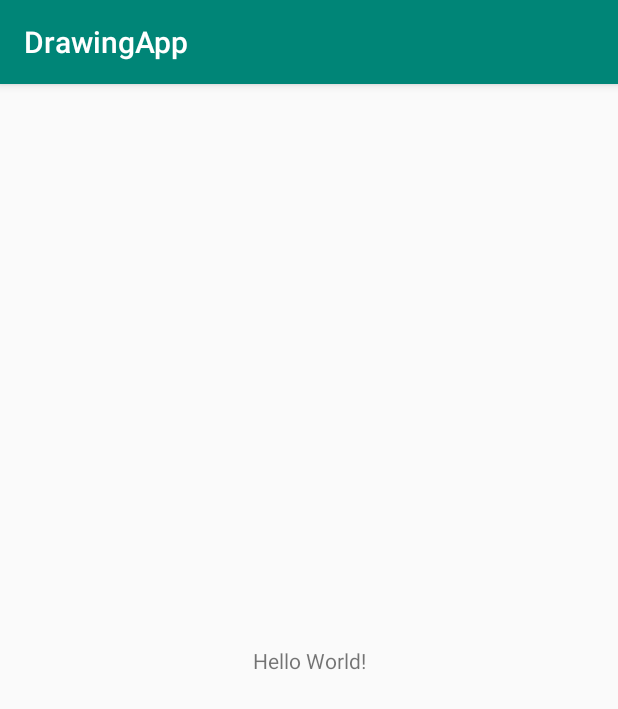
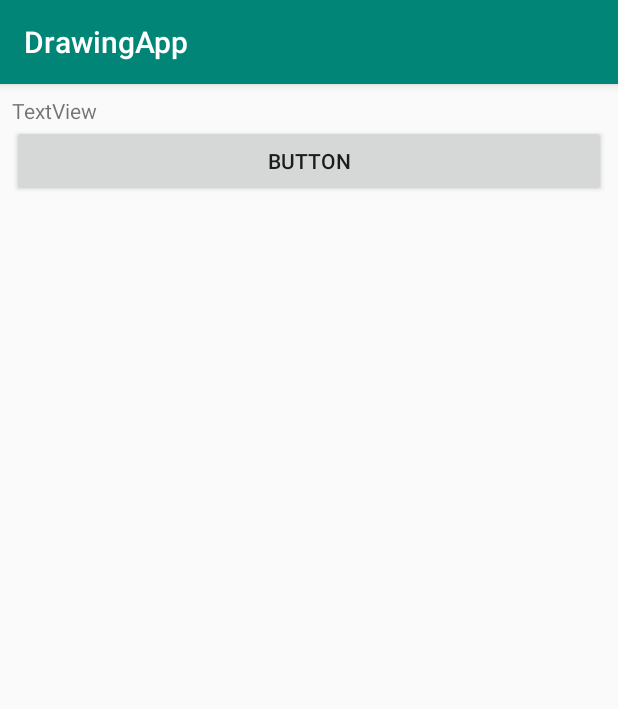
Before and after one commit to mcarnahan2/DrawingApp, an Android app: the screen it shows after launch (MainActivity), on a phone screen of 412 x 824 dp. Shown: the top 709 px of the screen. Run offline under Robolectric (Android 15) with nearby library versions, the phone set to English and light mode, and no system bars.

Commit message:
Added code to allow the image selected to be from the phone's gallery.

```diff
--- a/app/src/main/AndroidManifest.xml
+++ b/app/src/main/AndroidManifest.xml
@@ -1,7 +1,8 @@
 <?xml version="1.0" encoding="utf-8"?>
 <manifest xmlns:android="http://schemas.android.com/apk/res/android"
     package="edu.apsu.drawingapp">
-
+    <uses-permission android:name="android.permission.MANAGE_DOCUMENTS" />
+    <uses-permission android:name="android.permission.READ_EXTERNAL_STORAGE" />
     <application
         android:allowBackup="true"
         android:icon="@mipmap/ic_launcher"
@@ -14,8 +15,11 @@
                 <action android:name="android.intent.action.MAIN" />
 
                 <category android:name="android.intent.category.LAUNCHER" />
+
             </intent-filter>
         </activity>
+
+
     </application>
 
 </manifest>
--- a/app/src/main/java/edu/apsu/drawingapp/MainActivity.java
+++ b/app/src/main/java/edu/apsu/drawingapp/MainActivity.java
@@ -1,13 +1,60 @@
 package edu.apsu.drawingapp;
 
+import android.content.Intent;
+import android.graphics.Bitmap;
+import android.graphics.BitmapFactory;
+import android.net.Uri;
+import android.provider.MediaStore;
+import android.support.annotation.Nullable;
 import android.support.v7.app.AppCompatActivity;
 import android.os.Bundle;
+import android.view.View;
+import android.widget.Button;
+import android.widget.ImageView;
+import android.widget.TextView;
+
+import java.io.FileNotFoundException;
 
 public class MainActivity extends AppCompatActivity {
 
+    ImageView targetImage;
+    TextView textTargetUri;
     @Override
     protected void onCreate(Bundle savedInstanceState) {
         super.onCreate(savedInstanceState);
         setContentView(R.layout.activity_main);
+
+        textTargetUri = findViewById(R.id.textView);
+        targetImage = findViewById(R.id.imageView2);
+        Button button = findViewById(R.id.picture_button);
+        button.setOnClickListener(new View.OnClickListener() {
+            @Override
+            public void onClick(View view) {
+                Intent intent = new Intent(Intent.ACTION_PICK, MediaStore.Images.Media.EXTERNAL_CONTENT_URI);
+                startActivityForResult(intent, 0);
+            }
+        });
+    }
+
+    @Override
+    protected void onActivityResult(int requestCode, int resultCode, @Nullable Intent data){
+        super.onActivityResult(requestCode, resultCode, data);
+
+        if (resultCode == RESULT_OK){
+            Uri targetUri = data.getData();
+            textTargetUri.setText(targetUri.toString());
+
+            Bitmap bitmap;
+
+            try{
+                bitmap = BitmapFactory.decodeStream(getContentResolver().openInputStream(targetUri));
+                targetImage.setImageBitmap(bitmap);
+            } catch (FileNotFoundException e){
+                e.printStackTrace();
+            }
+
+
+
+        }
     }
 }
--- a/app/src/main/res/layout/activity_main.xml
+++ b/app/src/main/res/layout/activity_main.xml
@@ -6,13 +6,35 @@
     android:layout_height="match_parent"
     tools:context=".MainActivity">
 
-    <TextView
-        android:layout_width="wrap_content"
-        android:layout_height="wrap_content"
-        android:text="Hello World!"
+    <LinearLayout
+        android:layout_width="match_parent"
+        android:layout_height="match_parent"
+        android:layout_marginStart="8dp"
+        android:layout_marginTop="8dp"
+        android:layout_marginEnd="8dp"
+        android:layout_marginBottom="8dp"
+        android:orientation="vertical"
         app:layout_constraintBottom_toBottomOf="parent"
-        app:layout_constraintLeft_toLeftOf="parent"
-        app:layout_constraintRight_toRightOf="parent"
-        app:layout_constraintTop_toTopOf="parent" />
+        app:layout_constraintEnd_toEndOf="parent"
+        app:layout_constraintStart_toStartOf="parent"
+        app:layout_constraintTop_toTopOf="parent">
 
+        <TextView
+            android:id="@+id/textView"
+            android:layout_width="match_parent"
+            android:layout_height="wrap_content"
+            android:text="TextView" />
+
+        <ImageView
+            android:id="@+id/imageView2"
+            android:layout_width="match_parent"
+            android:layout_height="wrap_content"
+            tools:srcCompat="@tools:sample/backgrounds/scenic[3]" />
+
+        <Button
+            android:id="@+id/picture_button"
+            android:layout_width="match_parent"
+            android:layout_height="wrap_content"
+            android:text="Button" />
+    </LinearLayout>
 </android.support.constraint.ConstraintLayout>
```
